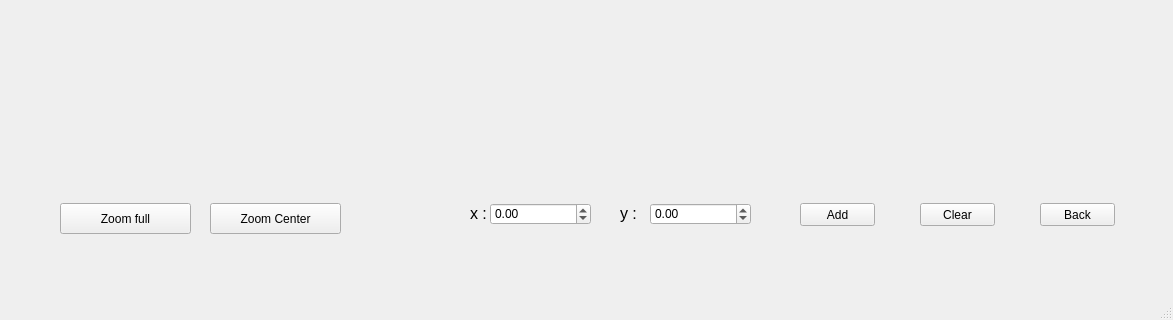
The window that customPlotTedt/Graph_Plotter.ui (KaziMuktadirAhmed/ALgebric-Calculator-SPL-1-) describes before a commit, drawn with Qt 5; both pictures show x 0 to 1173 and y 437 to 757 of the 1173 by 757 pixel window.
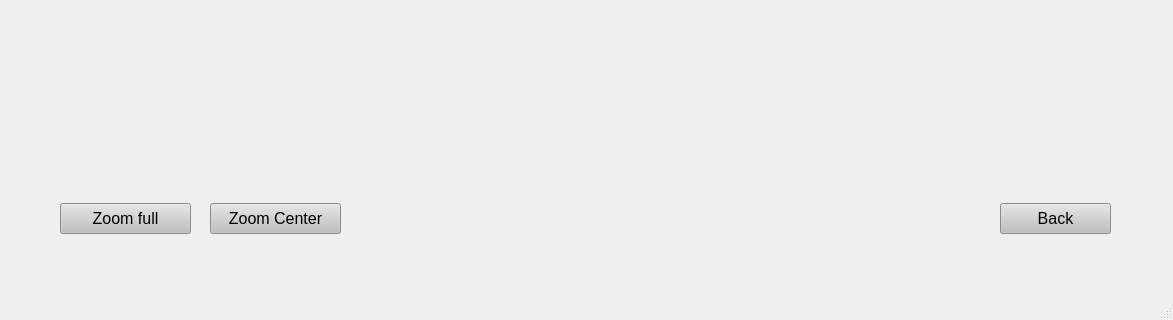
The same window after the commit. Custom widgets are drawn as their Qt base class.

What changed in the file:
```diff
--- a/customPlotTedt/Graph_Plotter.ui
+++ b/customPlotTedt/Graph_Plotter.ui
@@ -24,100 +24,6 @@
      </rect>
     </property>
    </widget>
-   <widget class="QDoubleSpinBox" name="bx_x">
-    <property name="geometry">
-     <rect>
-      <x>490</x>
-      <y>640</y>
-      <width>101</width>
-      <height>22</height>
-     </rect>
-    </property>
-    <property name="minimum">
-     <double>-9999.000000000000000</double>
-    </property>
-    <property name="maximum">
-     <double>9999.000000000000000</double>
-    </property>
-   </widget>
-   <widget class="QDoubleSpinBox" name="bx_y">
-    <property name="geometry">
-     <rect>
-      <x>650</x>
-      <y>640</y>
-      <width>101</width>
-      <height>22</height>
-     </rect>
-    </property>
-    <property name="minimum">
-     <double>-9999.000000000000000</double>
-    </property>
-    <property name="maximum">
-     <double>9999.000000000000000</double>
-    </property>
-   </widget>
-   <widget class="QLabel" name="lbl_x">
-    <property name="geometry">
-     <rect>
-      <x>470</x>
-      <y>640</y>
-      <width>20</width>
-      <height>21</height>
-     </rect>
-    </property>
-    <property name="font">
-     <font>
-      <pointsize>12</pointsize>
-     </font>
-    </property>
-    <property name="text">
-     <string>x :</string>
-    </property>
-   </widget>
-   <widget class="QLabel" name="llbl_y">
-    <property name="geometry">
-     <rect>
-      <x>620</x>
-      <y>640</y>
-      <width>21</width>
-      <height>21</height>
-     </rect>
-    </property>
-    <property name="font">
-     <font>
-      <pointsize>12</pointsize>
-     </font>
-    </property>
-    <property name="text">
-     <string>y :</string>
-    </property>
-   </widget>
-   <widget class="QPushButton" name="btn_add">
-    <property name="geometry">
-     <rect>
-      <x>800</x>
-      <y>640</y>
-      <width>75</width>
-      <height>23</height>
-     </rect>
-    </property>
-    <property name="text">
-     <string>Add</string>
-    </property>
-   </widget>
-   <widget class="QPushButton" name="btn_clear">
-    <property name="geometry">
-     <rect>
-      <x>920</x>
-      <y>640</y>
-      <width>75</width>
-      <height>23</height>
-     </rect>
-    </property>
-    <property name="text">
-     <string>Clear</string>
-    </property>
-   </widget>
    <widget class="QPushButton" name="btn_zoomFull">
     <property name="geometry">
      <rect>
@@ -127,6 +33,24 @@
       <height>31</height>
      </rect>
     </property>
+    <property name="font">
+     <font>
+      <pointsize>12</pointsize>
+     </font>
+    </property>
+    <property name="styleSheet">
+     <string notr="true">QPushButton {
+	background-color: #C0C0C0;
+	broder: 1px solid gray;
+	padding: 5px;
+}
+
+QPushButton:pressed {
+	background-color: #A9A9A9;
+	broder: 1px solid gray;
+	padding: 5px;
+}</string>
+    </property>
     <property name="text">
      <string>Zoom full</string>
     </property>
@@ -134,12 +58,30 @@
    <widget class="QPushButton" name="btn_back">
     <property name="geometry">
      <rect>
-      <x>1040</x>
+      <x>1000</x>
       <y>640</y>
-      <width>75</width>
-      <height>23</height>
+      <width>111</width>
+      <height>31</height>
      </rect>
     </property>
+    <property name="font">
+     <font>
+      <pointsize>12</pointsize>
+     </font>
+    </property>
+    <property name="styleSheet">
+     <string notr="true">QPushButton {
+	background-color: #C0C0C0;
+	broder: 1px solid gray;
+	padding: 5px;
+}
+
+QPushButton:pressed {
+	background-color: #A9A9A9;
+	broder: 1px solid gray;
+	padding: 5px;
+}</string>
+    </property>
     <property name="text">
      <string>Back</string>
     </property>
@@ -153,6 +95,24 @@
       <height>31</height>
      </rect>
     </property>
+    <property name="font">
+     <font>
+      <pointsize>12</pointsize>
+     </font>
+    </property>
+    <property name="styleSheet">
+     <string notr="true">QPushButton {
+	background-color: #C0C0C0;
+	broder: 1px solid gray;
+	padding: 5px;
+}
+
+QPushButton:pressed {
+	background-color: #A9A9A9;
+	broder: 1px solid gray;
+	padding: 5px;
+}</string>
+    </property>
     <property name="text">
      <string>Zoom Center</string>
     </property>
```
